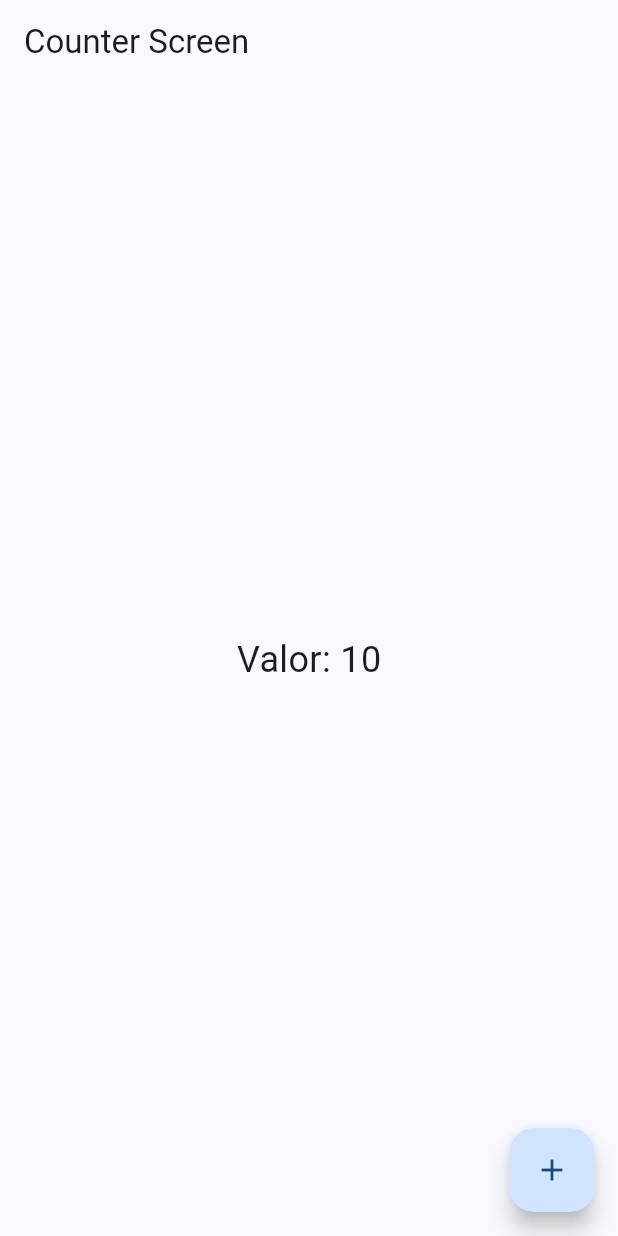
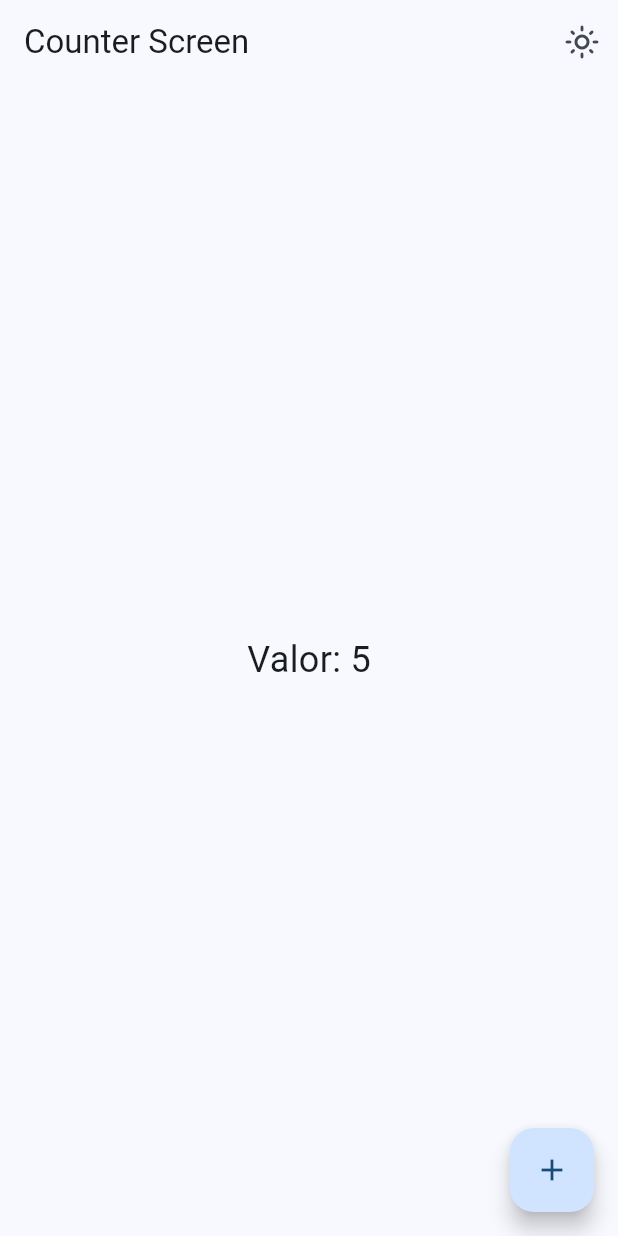
Before and after one commit to XamalionDev71/flutter_widgets2_app, a Flutter app: the CounterScreen screen opened by its route, on a phone screen of 412 x 824 dp. Run offline on Flutter 3.47's test engine with Material 3 defaults, Android fonts, the phone set to English and light mode, and no system bars; our stand-ins replace animate_do, flutter_riverpod, go_router.

Commit message:
commit 7

```diff
--- a/lib/config/menu/menu_item.dart
+++ b/lib/config/menu/menu_item.dart
@@ -69,4 +69,10 @@ const appMenuItems = <MenuItem>[
       link:'/counter-river',
       icon: Icons.list_alt_rounded
     ),
+    MenuItem(
+      title: 'Cambiar Tema',
+      subtitle: 'Cambiar tema de la aplicación',
+      link:'/theme-changer',
+      icon: Icons.color_lens_outlined
+    ),
   ];
--- a/lib/config/router/app_router.dart
+++ b/lib/config/router/app_router.dart
@@ -55,5 +55,10 @@ final appRouter = GoRouter(
       name: CounterScreen.name,
       builder: (context, state) => CounterScreen(),
     ),
+    GoRoute(
+      path: '/theme-changer',
+      name: ThemeChanger.name,
+      builder: (context, state) => ThemeChanger(),
+    ),
   ]
 );
--- /dev/null
+++ b/lib/presentation/providers/counter_provider.dart
@@ -0,0 +1,3 @@
+import 'package:flutter_riverpod/flutter_riverpod.dart';
+
+final counterProvider = StateProvider((ref) => 5);
--- /dev/null
+++ b/lib/presentation/providers/theme_provider.dart
@@ -0,0 +1,7 @@
+import 'package:flutter_riverpod/flutter_riverpod.dart';
+import 'package:widgets2_app/config/theme/app_theme.dart';
+
+final isDarkModeProvider = StateProvider((ref) => false);
+
+//listado de colores inmutable
+final colorListProvider = Provider((ref) => colorList);
--- a/lib/presentation/screens/counter/counter_screen.dart
+++ b/lib/presentation/screens/counter/counter_screen.dart
@@ -1,18 +1,41 @@
 import 'package:flutter/material.dart';
+import 'package:flutter_riverpod/flutter_riverpod.dart';
+import 'package:widgets2_app/presentation/providers/counter_provider.dart';
+import 'package:widgets2_app/presentation/providers/theme_provider.dart';
 
-class CounterScreen extends StatelessWidget {
+class CounterScreen extends ConsumerWidget {
   static const name = 'counter screen';
 
   const CounterScreen({super.key});
 
   @override
-  Widget build(BuildContext context) {
+  Widget build(BuildContext context, WidgetRef ref) {
+    final int clickCounter = ref.watch(counterProvider);
+    final bool isDarkMode = ref.watch(isDarkModeProvider);
+
     return Scaffold(
-      appBar: AppBar(title: Text('Counter Screen')),
-      body: Center(child: Text('Valor: 10',style: TextStyle(fontSize: 24),)),
+      appBar: AppBar(
+        title: Text('Counter Screen'),
+        actions: [
+          IconButton(
+            onPressed: () {
+              ref.read(isDarkModeProvider.notifier).update((state) => !state);
+            },
+            icon: Icon(
+              isDarkMode ? Icons.dark_mode_outlined : Icons.light_mode_outlined,
+            ),
+          ),
+        ],
+      ),
+      body: Center(
+        child: Text('Valor: $clickCounter', style: TextStyle(fontSize: 24)),
+      ),
       floatingActionButton: FloatingActionButton(
         child: Icon(Icons.add),
-        onPressed: () {},
+        onPressed: () {
+          //ref.read(counterProvider.notifier).update((state) => state + 1);
+          ref.read(counterProvider.notifier).state++;
+        },
       ),
     );
   }
--- a/lib/presentation/screens/screens.dart
+++ b/lib/presentation/screens/screens.dart
@@ -1,3 +1,4 @@
+export 'package:widgets2_app/presentation/screens/theme_changer/theme_changer.dart';
 export 'package:widgets2_app/presentation/screens/counter/counter_screen.dart';
 export 'package:widgets2_app/presentation/screens/animated/animated_screen.dart';
 export 'package:widgets2_app/presentation/screens/app_tutorial/app_tutorial_screen.dart';
--- a/pubspec.yaml
+++ b/pubspec.yaml
@@ -10,6 +10,7 @@ dependencies:
   animate_do: ^4.2.0
   flutter:
     sdk: flutter
+  flutter_riverpod: ^2.6.1
   go_router: ^14.8.1
 
 dev_dependencies:
```
Also changed, not shown: lib/main.dart (+6 -1 lines), lib/presentation/screens/theme_changer/theme_changer.dart (added, +57 -0 lines), pubspec.lock.
